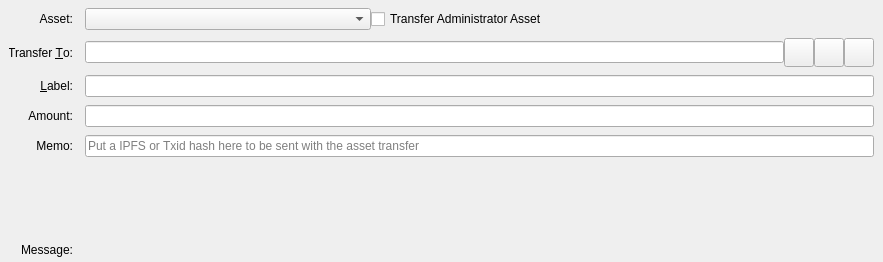
Before: the Qt Designer form src/qt/forms/sendassetsentry.ui in The-Yerbas-Endeavor/yerbas, drawn with Qt 5.
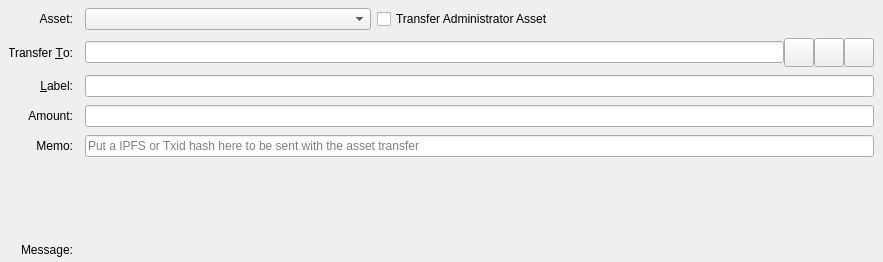
After: the same form once the commit is applied. Icons and pictures are not drawn. Custom widgets are drawn as their Qt base class.

The edit to the form file:
```diff
--- a/src/qt/forms/sendassetsentry.ui
+++ b/src/qt/forms/sendassetsentry.ui
@@ -229,7 +229,7 @@
     <item row="1" column="1">
      <layout class="QHBoxLayout" name="horizontalLayout_3">
       <property name="spacing">
-       <number>0</number>
+       <number>6</number>
       </property>
       <item>
        <widget class="QComboBox" name="assetSelectionBox">
```
